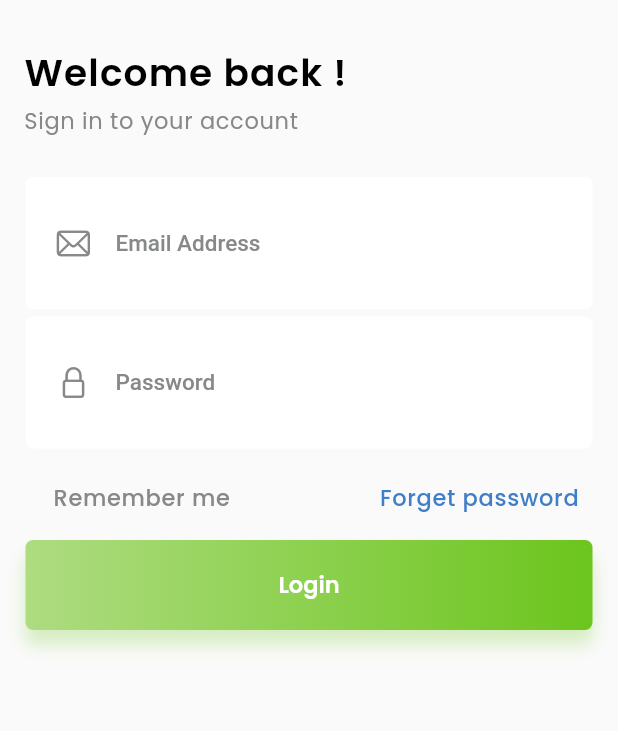
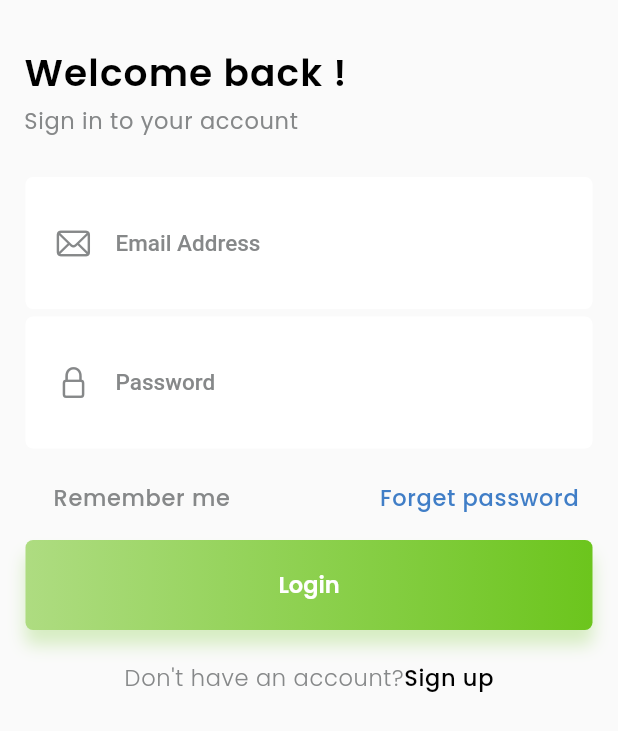
Before and after one commit to MArslan88/Big-Cart-Flutter, a Flutter app: the LoginForm widget shown alone on an empty page, opened directly, on a phone screen of 412 x 824 dp. Shown: the top 731 px of the screen. Run offline on Flutter 3.47's test engine with Material 2 defaults, Android fonts, the phone set to English and light mode, and no system bars; our stand-ins replace flutter_hooks, flutter_switch, google_fonts.

Commit message:
LoginActivity implementation

```diff
--- a/lib/main.dart
+++ b/lib/main.dart
@@ -1,4 +1,5 @@
 import 'package:big_cart/constants/asset_constants.dart';
+import 'package:big_cart/screens/login/hook_example.dart';
 import 'package:big_cart/screens/login/login_activity.dart';
 import 'package:big_cart/screens/login/login_form.dart';
 import 'package:big_cart/screens/splash/background.dart';
@@ -19,7 +20,7 @@ class MyApp extends StatelessWidget {
     return MaterialApp(
       debugShowCheckedModeBanner: false,
       home: Scaffold(
-        body: LoginForm(),
+        body: LoginActivity(),
       ),
     );
   }
--- a/lib/screens/login/login_activity.dart
+++ b/lib/screens/login/login_activity.dart
@@ -11,7 +11,10 @@ class LoginActivity extends StatelessWidget {
     return Scaffold(
       body: SingleChildScrollView(
         child: Column(
-          children: [Image.asset(AssetConstants.loginBackground), LoginForm()],
+          children: [
+            Image.asset(AssetConstants.loginBackground),
+            LoginForm(),
+          ],
         ),
       ),
     );
--- a/lib/screens/login/login_form.dart
+++ b/lib/screens/login/login_form.dart
@@ -30,7 +30,9 @@ class LoginForm extends StatelessWidget {
               ),
             ),
             SizedBox(height: 21),
+            //Email Field
             const EmailAuthenticationField(placeholder: "Email Address"),
+            //Password Field
             const PasswordAuthenticationField(placeholder: "Password"),
             SizedBox(height: 21),
             Padding(
@@ -48,7 +50,25 @@ class LoginForm extends StatelessWidget {
               ),
             ),
             SizedBox(height: 17),
-            AppMainButton()
+            // App Main Button
+            AppMainButton(),
+            SizedBox(height: 20),
+            // Footer Text
+            Align(
+              alignment: Alignment.topCenter,
+              child: RichText(
+                  text: TextSpan(
+                text: "Don't have an account?",
+                style: paragraph3,
+                children: <TextSpan>[
+                  TextSpan(
+                    text: "Sign up",
+                    style: paragraph1.copyWith(color: Colors.black),
+                  )
+                ],
+              )),
+            ),
+            SizedBox(height: 45)
           ],
         ),
       ),
```
Also changed, not shown: lib/screens/login/hook_example.dart (added, +47 -0 lines), pubspec.yaml (+6 -4 lines), pubspec.lock.
